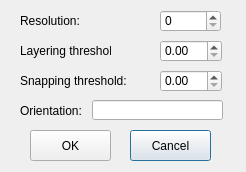
Qt form LEGO/RightAngleOptionDialog.ui (xwzhangcs/LEGO) before a commit.
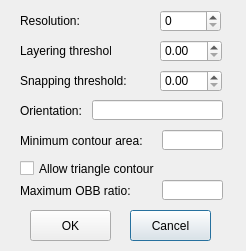
The same form after that commit.

Diff of the .ui file:
```diff
--- a/LEGO/RightAngleOptionDialog.ui
+++ b/LEGO/RightAngleOptionDialog.ui
@@ -7,7 +7,7 @@
     <x>0</x>
     <y>0</y>
     <width>246</width>
-    <height>172</height>
+    <height>251</height>
    </rect>
   </property>
   <property name="minimumSize">
@@ -52,7 +52,7 @@
    <property name="geometry">
     <rect>
      <x>130</x>
-     <y>130</y>
+     <y>210</y>
      <width>81</width>
      <height>31</height>
     </rect>
@@ -65,7 +65,7 @@
    <property name="geometry">
     <rect>
      <x>30</x>
-     <y>130</y>
+     <y>210</y>
      <width>81</width>
      <height>31</height>
     </rect>
@@ -146,6 +146,71 @@
     <set>Qt::AlignRight|Qt::AlignTrailing|Qt::AlignVCenter</set>
    </property>
   </widget>
+  <widget class="QLineEdit" name="lineEditMinContourArea">
+   <property name="geometry">
+    <rect>
+     <x>162</x>
+     <y>130</y>
+     <width>61</width>
+     <height>20</height>
+    </rect>
+   </property>
+   <property name="alignment">
+    <set>Qt::AlignRight|Qt::AlignTrailing|Qt::AlignVCenter</set>
+   </property>
+  </widget>
+  <widget class="QLabel" name="label_5">
+   <property name="geometry">
+    <rect>
+     <x>20</x>
+     <y>130</y>
+     <width>131</width>
+     <height>21</height>
+    </rect>
+   </property>
+   <property name="text">
+    <string>Minimum contour area:</string>
+   </property>
+  </widget>
+  <widget class="QCheckBox" name="checkBoxAllowTriangleContour">
+   <property name="geometry">
+    <rect>
+     <x>20</x>
+     <y>160</y>
+     <width>141</width>
+     <height>17</height>
+    </rect>
+   </property>
+   <property name="text">
+    <string>Allow triangle contour</string>
+   </property>
+  </widget>
+  <widget class="QLineEdit" name="lineEditMaxOBBRatio">
+   <property name="geometry">
+    <rect>
+     <x>162</x>
+     <y>180</y>
+     <width>61</width>
+     <height>20</height>
+    </rect>
+   </property>
+   <property name="alignment">
+    <set>Qt::AlignRight|Qt::AlignTrailing|Qt::AlignVCenter</set>
+   </property>
+  </widget>
+  <widget class="QLabel" name="label_6">
+   <property name="geometry">
+    <rect>
+     <x>20</x>
+     <y>180</y>
+     <width>131</width>
+     <height>21</height>
+    </rect>
+   </property>
+   <property name="text">
+    <string>Maximum OBB ratio:</string>
+   </property>
+  </widget>
  </widget>
  <layoutdefault spacing="6" margin="11"/>
  <resources/>
```
